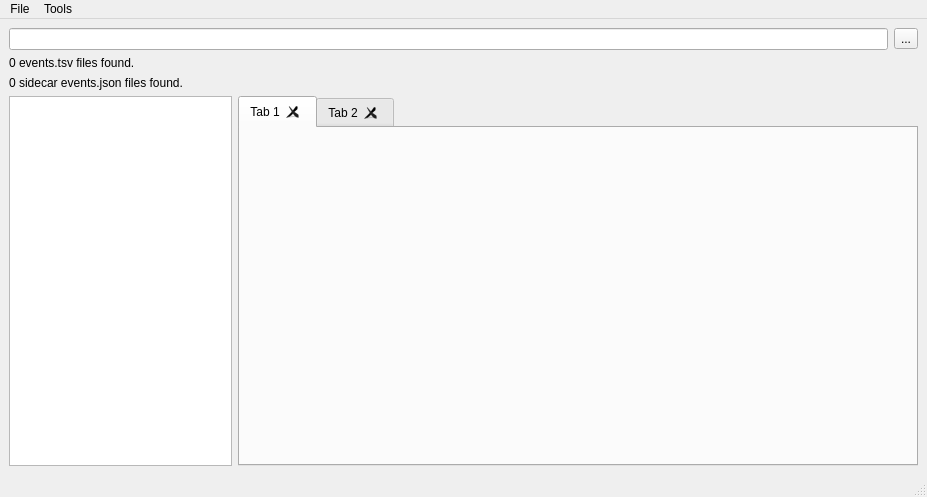
This is src/main/resources/base/ui/MainWindow.ui in sstucker/EventsTool as Qt 5 draws it before an edit. The edited form follows.
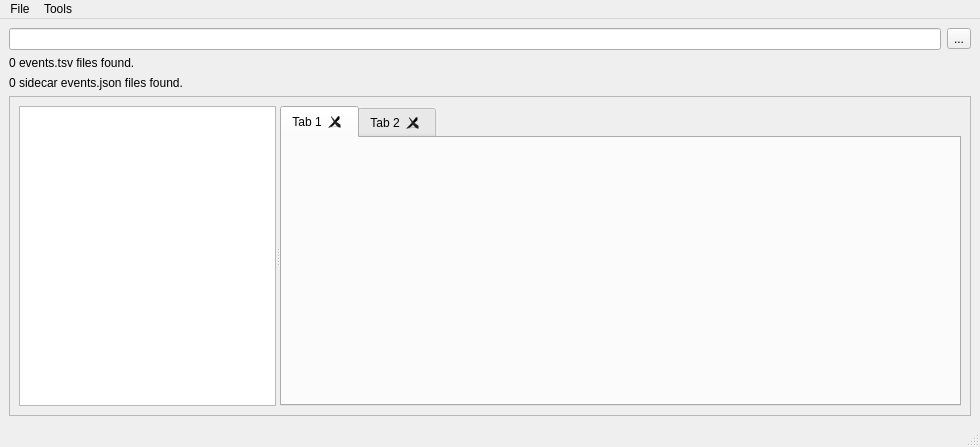
This is the edited form. The open tabs and pages were chosen to show the change.

```diff
--- a/src/main/resources/base/ui/MainWindow.ui
+++ b/src/main/resources/base/ui/MainWindow.ui
@@ -6,8 +6,8 @@
    <rect>
     <x>0</x>
     <y>0</y>
-    <width>927</width>
-    <height>497</height>
+    <width>980</width>
+    <height>447</height>
    </rect>
   </property>
   <property name="windowTitle">
@@ -20,46 +20,63 @@
    <layout class="QGridLayout" name="gridLayout">
     <item row="1" column="0">
      <widget class="QLabel" name="labelCountTsv">
+      <property name="sizePolicy">
+       <sizepolicy hsizetype="Preferred" vsizetype="Minimum">
+        <horstretch>0</horstretch>
+        <verstretch>0</verstretch>
+       </sizepolicy>
+      </property>
       <property name="text">
        <string>0 events.tsv files found.</string>
       </property>
      </widget>
     </item>
-    <item row="0" column="0" colspan="6">
-     <widget class="QLineEdit" name="lineEditWorkingDirectory">
-      <property name="toolTip">
-       <string>The current working directory for batch editing</string>
+    <item row="5" column="0" colspan="2">
+     <widget class="QFrame" name="frame">
+      <property name="sizePolicy">
+       <sizepolicy hsizetype="Preferred" vsizetype="Expanding">
+        <horstretch>0</horstretch>
+        <verstretch>0</verstretch>
+       </sizepolicy>
       </property>
-      <property name="readOnly">
+      <property name="frameShape">
+       <enum>QFrame::StyledPanel</enum>
+      </property>
+      <property name="frameShadow">
+       <enum>QFrame::Raised</enum>
+      </property>
+      <layout class="QHBoxLayout" name="horizontalLayout">
+       <item>
+        <widget class="QSplitter" name="splitter">
+         <property name="orientation">
+          <enum>Qt::Horizontal</enum>
+         </property>
+         <property name="childrenCollapsible">
        <bool>true</bool>
       </property>
-     </widget>
-    </item>
-    <item row="2" column="0">
-     <widget class="QLabel" name="labelCountSidecar">
-      <property name="text">
-       <string>0 sidecar events.json files found.</string>
-      </property>
-     </widget>
-    </item>
-    <item row="0" column="6">
-     <widget class="QToolButton" name="buttonWorkingDirectory">
-      <property name="toolTip">
-       <string>Select a working directory</string>
-      </property>
-      <property name="text">
-       <string>...</string>
-      </property>
-     </widget>
-    </item>
-    <item row="4" column="0">
+         <widget class="QWidget" name="horizontalLayoutWidget">
+          <layout class="QHBoxLayout" name="layoutLeft">
+           <item>
      <widget class="QTreeView" name="treeViewFiles">
+             <property name="selectionBehavior">
+              <enum>QAbstractItemView::SelectRows</enum>
+             </property>
+             <property name="wordWrap">
+              <bool>true</bool>
+             </property>
+             <property name="headerHidden">
+              <bool>false</bool>
+             </property>
       <attribute name="headerVisible">
-       <bool>false</bool>
+              <bool>true</bool>
       </attribute>
      </widget>
     </item>
-    <item row="4" column="1" colspan="6">
+          </layout>
+         </widget>
+         <widget class="QWidget" name="horizontalLayoutWidget_2">
+          <layout class="QHBoxLayout" name="layoutRight">
+           <item>
      <widget class="QTabWidget" name="tabFiles">
       <property name="minimumSize">
        <size>
@@ -108,13 +125,53 @@
     </item>
    </layout>
   </widget>
+        </widget>
+       </item>
+      </layout>
+     </widget>
+    </item>
+    <item row="3" column="0">
+     <widget class="QLabel" name="labelCountSidecar">
+      <property name="sizePolicy">
+       <sizepolicy hsizetype="Preferred" vsizetype="Minimum">
+        <horstretch>0</horstretch>
+        <verstretch>0</verstretch>
+       </sizepolicy>
+      </property>
+      <property name="text">
+       <string>0 sidecar events.json files found.</string>
+      </property>
+     </widget>
+    </item>
+    <item row="0" column="0">
+     <widget class="QLineEdit" name="lineEditWorkingDirectory">
+      <property name="toolTip">
+       <string>The current working directory for batch editing</string>
+      </property>
+      <property name="readOnly">
+       <bool>true</bool>
+      </property>
+     </widget>
+    </item>
+    <item row="0" column="1">
+     <widget class="QToolButton" name="buttonWorkingDirectory">
+      <property name="toolTip">
+       <string>Select a working directory</string>
+      </property>
+      <property name="text">
+       <string>...</string>
+      </property>
+     </widget>
+    </item>
+   </layout>
+  </widget>
   <widget class="QMenuBar" name="menubar">
    <property name="geometry">
     <rect>
      <x>0</x>
      <y>0</y>
-     <width>927</width>
-     <height>17</height>
+     <width>980</width>
+     <height>21</height>
     </rect>
    </property>
    <widget class="QMenu" name="menuFile">
```
Left out of the diff: 2 changed lines with no effect on the pictures. Lines whose indentation alone changed are shown as unchanged.
